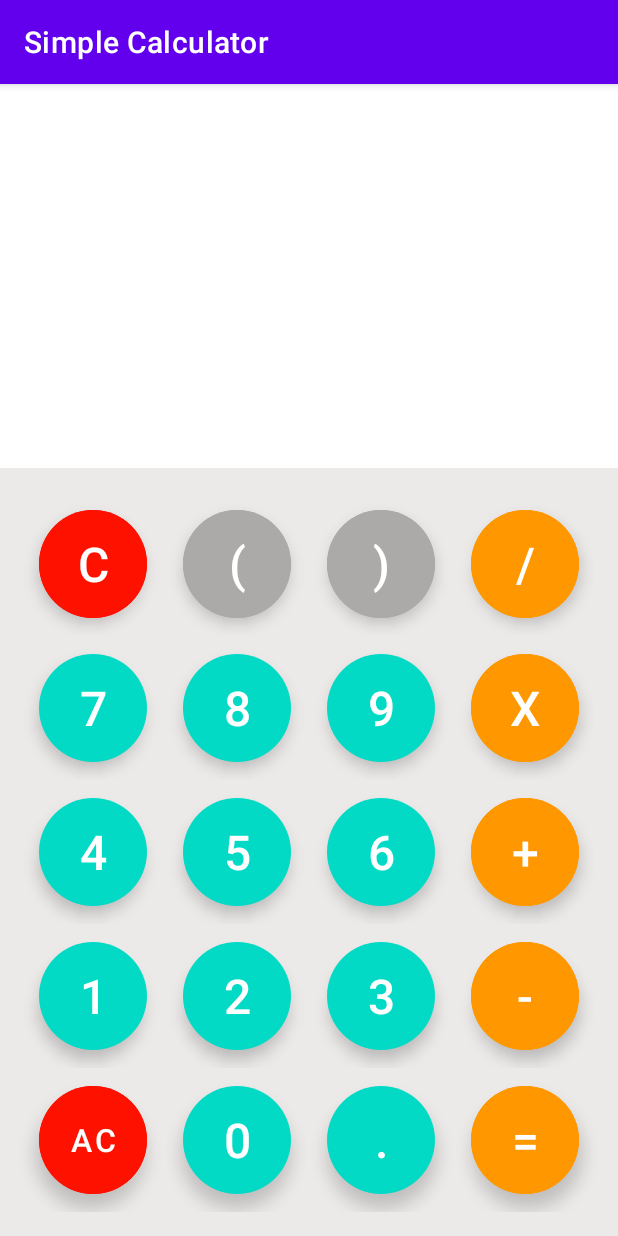
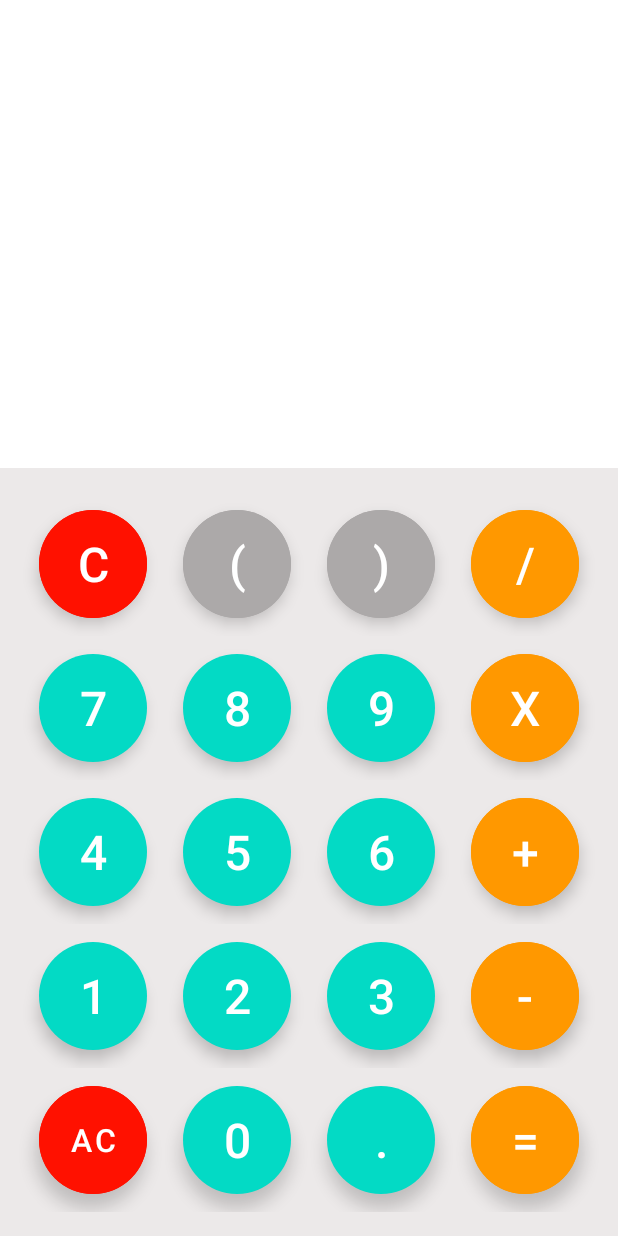
Before and after one commit to menabaddo/Simple_Calculator, an Android app: the screen it shows after launch (MainActivity), on a phone screen of 412 x 824 dp. Run offline under Robolectric (Android 15) with nearby library versions, the phone set to English and light mode, and no system bars.

Commit message:
Removed the action Bar from the App and also changed the theme for both variations

```diff
--- a/app/src/main/AndroidManifest.xml
+++ b/app/src/main/AndroidManifest.xml
@@ -9,9 +9,10 @@
         android:roundIcon="@mipmap/ic_launcher_round"
         android:supportsRtl="true"
         android:theme="@style/Theme.SimpleCalculator">
-        <activity android:name=".MainActivity">
+        <activity android:name=".MainActivity" android:exported="true">
             <intent-filter>
                 <action android:name="android.intent.action.MAIN" />
+
 
                 <category android:name="android.intent.category.LAUNCHER" />
             </intent-filter>
--- a/app/src/main/res/values-night/themes.xml
+++ b/app/src/main/res/values-night/themes.xml
@@ -1,9 +1,9 @@
 <resources xmlns:tools="http://schemas.android.com/tools">
     <!-- Base application theme. -->
-    <style name="Theme.SimpleCalculator" parent="Theme.MaterialComponents.DayNight.DarkActionBar">
+    <style name="Theme.SimpleCalculator" parent="Theme.MaterialComponents.DayNight.NoActionBar">
         <!-- Primary brand color. -->
-        <item name="colorPrimary">@color/purple_200</item>
-        <item name="colorPrimaryVariant">@color/purple_700</item>
+        <item name="colorPrimary">#FF9800</item>
+        <item name="colorPrimaryVariant">#FFC107</item>
         <item name="colorOnPrimary">@color/black</item>
         <!-- Secondary brand color. -->
         <item name="colorSecondary">@color/teal_200</item>
--- a/app/src/main/res/values/themes.xml
+++ b/app/src/main/res/values/themes.xml
@@ -1,9 +1,9 @@
 <resources xmlns:tools="http://schemas.android.com/tools">
     <!-- Base application theme. -->
-    <style name="Theme.SimpleCalculator" parent="Theme.MaterialComponents.DayNight.DarkActionBar">
+    <style name="Theme.SimpleCalculator" parent="Theme.MaterialComponents.DayNight.NoActionBar">
         <!-- Primary brand color. -->
-        <item name="colorPrimary">@color/purple_500</item>
-        <item name="colorPrimaryVariant">@color/purple_700</item>
+        <item name="colorPrimary">#FF9800</item>
+        <item name="colorPrimaryVariant">#FFC107</item>
         <item name="colorOnPrimary">@color/white</item>
         <!-- Secondary brand color. -->
         <item name="colorSecondary">@color/teal_200</item>
```
